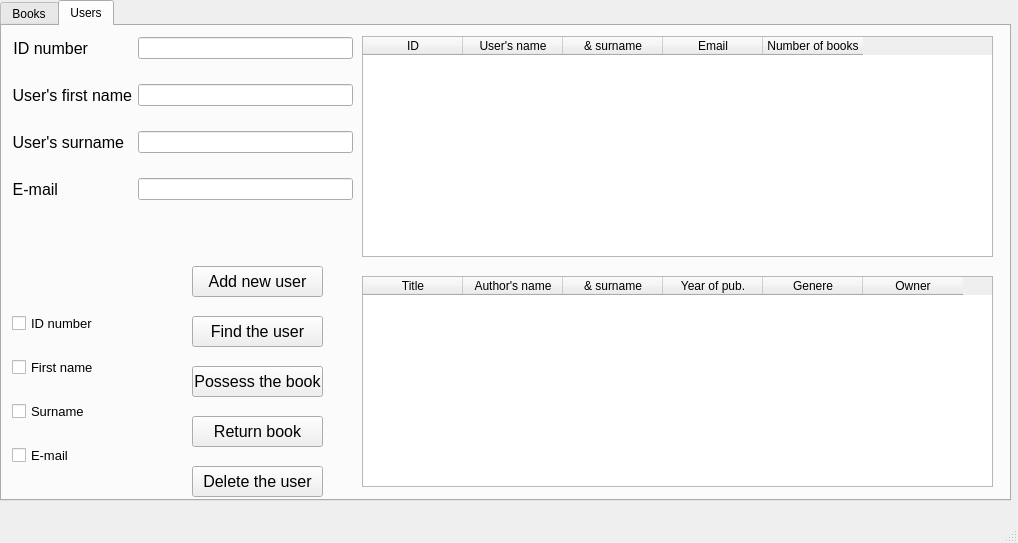
Old version of the form mainwindow.ui in the repository JakubMckowiak/libDEMO2.
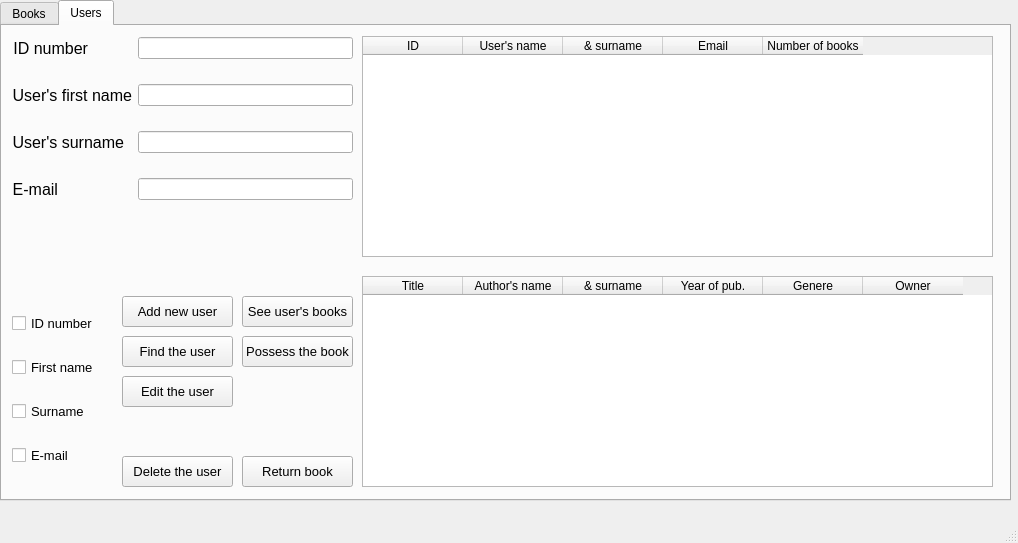
New version of the form. The open tabs and pages were chosen to show the change.

Commit message: Fixed possession related methods, added few exceptions, added way to quickly see all of the books user possesses, improved tables' feedback

Diff of the .ui file:
```diff
--- a/mainwindow.ui
+++ b/mainwindow.ui
@@ -529,7 +529,7 @@
           <rect>
            <x>10</x>
            <y>270</y>
-           <width>139</width>
+           <width>101</width>
            <height>191</height>
           </rect>
          </property>
@@ -587,15 +587,15 @@
         <widget class="QPushButton" name="giveBookToUser">
          <property name="geometry">
           <rect>
-           <x>190</x>
-           <y>340</y>
-           <width>131</width>
+           <x>240</x>
+           <y>310</y>
+           <width>111</width>
            <height>31</height>
           </rect>
          </property>
          <property name="font">
           <font>
-           <pointsize>12</pointsize>
+           <pointsize>10</pointsize>
           </font>
          </property>
          <property name="text">
@@ -649,15 +649,15 @@
         <widget class="QPushButton" name="findUser">
          <property name="geometry">
           <rect>
-           <x>190</x>
-           <y>290</y>
-           <width>131</width>
+           <x>120</x>
+           <y>310</y>
+           <width>111</width>
            <height>31</height>
           </rect>
          </property>
          <property name="font">
           <font>
-           <pointsize>12</pointsize>
+           <pointsize>10</pointsize>
           </font>
          </property>
          <property name="text">
@@ -667,15 +667,15 @@
         <widget class="QPushButton" name="submitUserAdd">
          <property name="geometry">
           <rect>
-           <x>190</x>
-           <y>240</y>
-           <width>131</width>
+           <x>120</x>
+           <y>270</y>
+           <width>111</width>
            <height>31</height>
           </rect>
          </property>
          <property name="font">
           <font>
-           <pointsize>12</pointsize>
+           <pointsize>10</pointsize>
           </font>
          </property>
          <property name="text">
@@ -685,15 +685,15 @@
         <widget class="QPushButton" name="deleteUser">
          <property name="geometry">
           <rect>
-           <x>190</x>
-           <y>440</y>
-           <width>131</width>
+           <x>120</x>
+           <y>430</y>
+           <width>111</width>
            <height>31</height>
           </rect>
          </property>
          <property name="font">
           <font>
-           <pointsize>12</pointsize>
+           <pointsize>10</pointsize>
           </font>
          </property>
          <property name="text">
@@ -752,21 +752,57 @@
         <widget class="QPushButton" name="returnBookFromUser">
          <property name="geometry">
           <rect>
-           <x>190</x>
-           <y>390</y>
-           <width>131</width>
+           <x>240</x>
+           <y>430</y>
+           <width>111</width>
            <height>31</height>
           </rect>
          </property>
          <property name="font">
           <font>
-           <pointsize>12</pointsize>
+           <pointsize>10</pointsize>
           </font>
          </property>
          <property name="text">
           <string>Return book</string>
          </property>
         </widget>
+        <widget class="QPushButton" name="editUserBooks">
+         <property name="geometry">
+          <rect>
+           <x>240</x>
+           <y>270</y>
+           <width>111</width>
+           <height>31</height>
+          </rect>
+         </property>
+         <property name="font">
+          <font>
+           <pointsize>10</pointsize>
+          </font>
+         </property>
+         <property name="text">
+          <string>See user's books</string>
+         </property>
+        </widget>
+        <widget class="QPushButton" name="editUser">
+         <property name="geometry">
+          <rect>
+           <x>120</x>
+           <y>350</y>
+           <width>111</width>
+           <height>31</height>
+          </rect>
+         </property>
+         <property name="font">
+          <font>
+           <pointsize>10</pointsize>
+          </font>
+         </property>
+         <property name="text">
+          <string>Edit the user</string>
+         </property>
+        </widget>
        </widget>
       </widget>
      </item>
```
Left out of the diff: 24 changed lines with no effect on the pictures. The commit also changes 4 other files.
